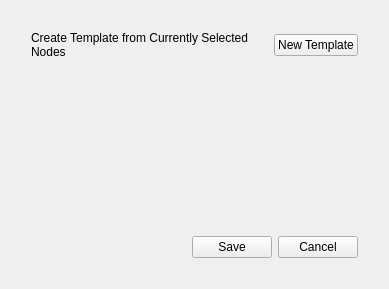
First picture: the form in settings_modal.ui, repository alexmajewski/am-matbuilder, before the edit.
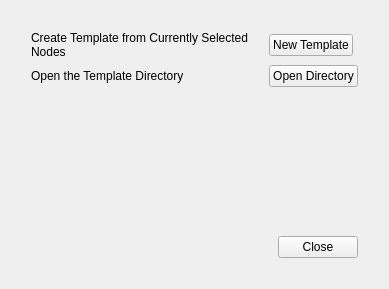
Second picture: the form after the edit.

Commit message: template creator III

Patch:
```diff
--- a/settings_modal.ui
+++ b/settings_modal.ui
@@ -39,6 +39,16 @@
        <property name="topMargin">
         <number>0</number>
        </property>
+       <item row="0" column="0">
+        <widget class="QLabel" name="label">
+         <property name="text">
+          <string>Create Template from Currently Selected Nodes</string>
+         </property>
+         <property name="wordWrap">
+          <bool>true</bool>
+         </property>
+        </widget>
+       </item>
        <item row="0" column="1">
         <widget class="QPushButton" name="btn_save_to_json">
          <property name="sizePolicy">
@@ -60,13 +70,22 @@
          </property>
         </widget>
        </item>
-       <item row="0" column="0">
-        <widget class="QLabel" name="label">
+       <item row="1" column="1">
+        <widget class="QPushButton" name="btn_open_template_dir">
+         <property name="font">
+          <font>
+           <pointsize>9</pointsize>
+          </font>
+         </property>
          <property name="text">
-          <string>Create Template from Currently Selected Nodes</string>
+          <string>Open Directory</string>
          </property>
-         <property name="wordWrap">
-          <bool>true</bool>
+        </widget>
+       </item>
+       <item row="1" column="0">
+        <widget class="QLabel" name="label_2">
+         <property name="text">
+          <string>Open the Template Directory</string>
          </property>
         </widget>
        </item>
@@ -104,7 +123,7 @@
         </spacer>
        </item>
        <item>
-        <widget class="QPushButton" name="pushButton">
+        <widget class="QPushButton" name="btn_close">
          <property name="font">
           <font>
            <pointsize>9</pointsize>
@@ -114,22 +133,7 @@
           <enum>Qt::NoFocus</enum>
          </property>
          <property name="text">
-          <string>Save</string>
-         </property>
-        </widget>
-       </item>
-       <item>
-        <widget class="QPushButton" name="pushButton_2">
-         <property name="font">
-          <font>
-           <pointsize>9</pointsize>
-          </font>
-         </property>
-         <property name="focusPolicy">
-          <enum>Qt::NoFocus</enum>
-         </property>
-         <property name="text">
-          <string>Cancel</string>
+          <string>Close</string>
          </property>
         </widget>
        </item>
```
The commit also changes 5 other files.
